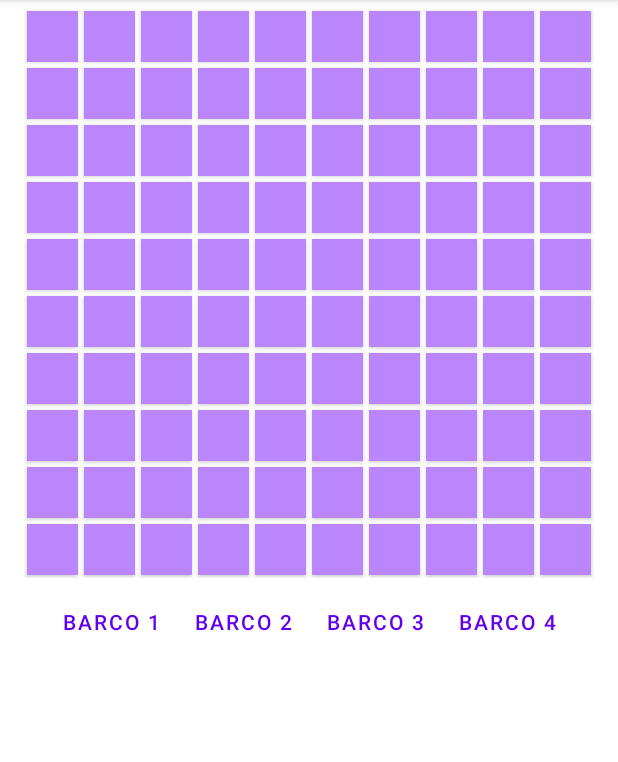
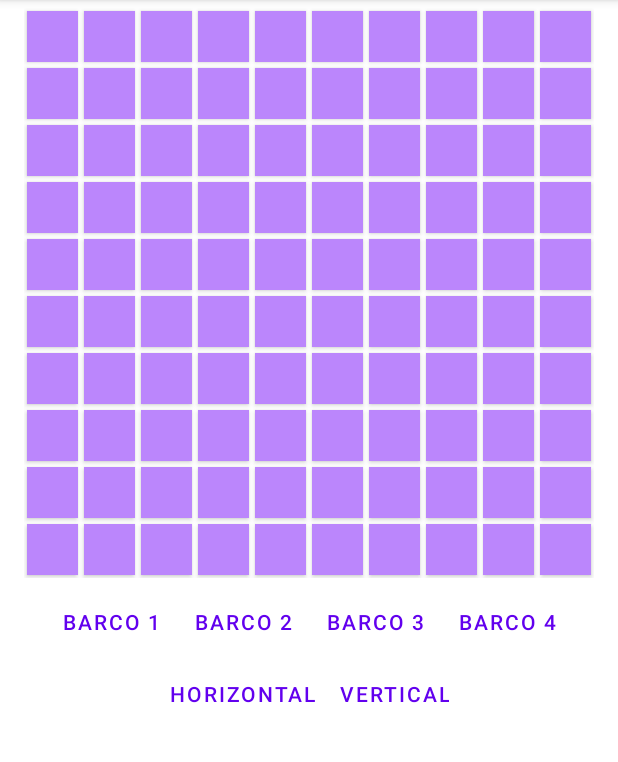
Before and after one commit to iSandro19/FloatAR, an Android app: the SinglePlayerActivity screen opened directly, with no data from a screen before it, on a phone screen of 412 x 824 dp, the part 84-846 px from its top. Run offline under Robolectric (Android 15) with nearby library versions, the phone set to English and light mode, and no system bars.

Commit message:
Update SinglePlayerActivity

```diff
--- a/src/app/src/main/java/com/floatar/SinglePlayerActivity.java
+++ b/src/app/src/main/java/com/floatar/SinglePlayerActivity.java
@@ -8,6 +8,7 @@ import android.annotation.SuppressLint;
 import android.content.Context;
 import android.content.Intent;
 import android.os.Bundle;
+import android.util.Log;
 import android.view.Menu;
 import android.view.MenuInflater;
 import android.view.View;
@@ -21,22 +22,57 @@ import java.util.List;
 public class SinglePlayerActivity extends AppCompatActivity {
     private final int[][] myBoard = new int[10][10];
     private Context mContext;
-    int numBoats, sizeBoat, orientation;
+
+    private Button boat1, boat2, boat3, boat4, horizontal, vertical;
+    int numBoats1, numBoats2, numBoats3, numBoats4, sizeBoat, orientation;
 
     @Override
     protected void onCreate(Bundle savedInstanceState) {
         super.onCreate(savedInstanceState);
         setContentView(R.layout.activity_single_player);
 
-        numBoats = 0;
-        sizeBoat = 4;
-        orientation = 1;
+        numBoats1 = 0;
+        numBoats2 = 0;
+        numBoats3 = 0;
+        numBoats4 = 0;
+        sizeBoat = 1;
+        orientation = 0;
 
         GridLayout gridLayout = findViewById(R.id.gridLayout);
         mContext = this;
         createBoard();
 
-        // Meter botones de selección de barcos y de orientación
+
+        boat1 = findViewById(R.id.but_boat_s1);
+        boat2 = findViewById(R.id.but_boat_s2);
+        boat3 = findViewById(R.id.but_boat_s3);
+        boat4 = findViewById(R.id.but_boat_s4);
+        horizontal = findViewById(R.id.but_horizontal_boat);
+        vertical = findViewById(R.id.but_vertical_boat);
+
+        View.OnClickListener sizeClickListener = v -> {
+            if (v == boat1){
+                sizeBoat = 1;
+            } else if (v == boat2) {
+                sizeBoat = 2;
+            } else if (v == boat3) {
+                sizeBoat = 3;
+            } else if (v == boat4) {
+                Log.d("dfsfdsfds", "entro en 4");
+                sizeBoat = 4;
+            } else if (v == horizontal) {
+                orientation = 0;
+            } else if (v == vertical) {
+                orientation = 1;
+            }
+        };
+
+        boat1.setOnClickListener(sizeClickListener);
+        boat2.setOnClickListener(sizeClickListener);
+        boat3.setOnClickListener(sizeClickListener);
+        boat4.setOnClickListener(sizeClickListener);
+        horizontal.setOnClickListener(sizeClickListener);
+        vertical.setOnClickListener(sizeClickListener);
 
         // OnClickListener para los botones del tablero
         View.OnClickListener buttonClickListener = v -> {
@@ -132,24 +168,40 @@ public class SinglePlayerActivity extends AppCompatActivity {
 
     private void createBoat(View v, int row, int col){
         GridLayout gridLayout = findViewById(R.id.gridLayout);
-        List<View> adjacentButtons = new ArrayList<>();
-        if (numBoats < 10){
+
+        Log.d("Barcos1: ", String.valueOf(numBoats1));
+        Log.d("Barcos2: ", String.valueOf(numBoats2));
+        Log.d("Barcos3: ", String.valueOf(numBoats3));
+        Log.d("Barcos4: ", String.valueOf(numBoats4));
+
+        if (numBoats1 < 3 && numBoats2 < 2 && numBoats3 < 3 && numBoats4 < 2){
             if (orientation == 0){
                 if (checkHorizontalBoat(row, col)){
-                    try {
+                    if(col+sizeBoat <= 10){
                         for (int j = col; j < col+sizeBoat; j++) {
                             myBoard[row][j] = 1;
                             View button = gridLayout.getChildAt(row * 10 + j);
-                            adjacentButtons.add(button);
-                        }
-                        // Cambiar el color de los botones adyacentes
-                        for (View button : adjacentButtons) {
                             button.setBackgroundColor(ContextCompat.getColor(mContext, R.color.black));
                         }
                         // Cambiar el color del botón pulsado
                         v.setBackgroundColor(ContextCompat.getColor(mContext, R.color.black));
-                        numBoats++;
-                    } catch (Exception e){
+                        switch (sizeBoat) {
+                            case 1:
+                                numBoats1++;
+                                break;
+                            case 2:
+                                numBoats2++;
+                                break;
+                            case 3:
+                                numBoats3++;
+                                break;
+                            case 4:
+                                numBoats4++;
+                                break;
+                            default:
+                                Log.d("Error", "Tamaño imposible");
+                        }
+                    } else {
                         Toast.makeText(SinglePlayerActivity.this, "Espacio insuficiente", Toast.LENGTH_SHORT).show();
                     }
                 } else {
@@ -158,21 +210,32 @@ public class SinglePlayerActivity extends AppCompatActivity {
 
             } else {
                 if (checkVerticalBoat(row, col)){
-                    try {
+                    if(row+sizeBoat <= 10){
                         for (int i = row; i < row+sizeBoat; i++) {
                             myBoard[i][col] = 1;
                             View button = gridLayout.getChildAt(i * 10 + col);
-                            adjacentButtons.add(button);
-                        }
-                        // Cambiar el color de los botones adyacentes
-                        for (View button : adjacentButtons) {
                             button.setBackgroundColor(ContextCompat.getColor(mContext, R.color.black));
                         }
 
                         // Cambiar el color del botón pulsado
                         v.setBackgroundColor(ContextCompat.getColor(mContext, R.color.black));
-                        numBoats++;
-                    } catch (Exception e){
+                        switch (sizeBoat) {
+                            case 1:
+                                numBoats1++;
+                                break;
+                            case 2:
+                                numBoats2++;
+                                break;
+                            case 3:
+                                numBoats3++;
+                                break;
+                            case 4:
+                                numBoats4++;
+                                break;
+                            default:
+                                Log.d("Error", "Tamaño imposible");
+                        }
+                    } else {
                         Toast.makeText(SinglePlayerActivity.this, "Espacio insuficiente", Toast.LENGTH_SHORT).show();
                     }
                 } else {
@@ -182,6 +245,52 @@ public class SinglePlayerActivity extends AppCompatActivity {
         } else {
             Toast.makeText(SinglePlayerActivity.this, "Demasiados barcos", Toast.LENGTH_SHORT).show();
         }
+    }
+
+    private Boolean checkHorizontalBoat(int row, int col){
+        GridLayout gridLayout = findViewById(R.id.gridLayout);
+
+        if(col > 0 && getValueFromButton(gridLayout.getChildAt(row * 10 + col - 1)) == 1) {
+            return false;
+        }
+
+        int j = col;
+
+        for (; j < Math.min(col+sizeBoat, 9); j++) {
+            if (row > 0 && row < 9 && (getValueFromButton(gridLayout.getChildAt(row * 10 + j)) == 1 || getValueFromButton(gridLayout.getChildAt((row - 1) * 10 + j)) == 1 || getValueFromButton(gridLayout.getChildAt((row + 1) * 10 + j)) == 1)) {
+                return false;
+            }
+        }
+
+        if(j < 9 && getValueFromButton(gridLayout.getChildAt(row * 10 + j)) == 1) {
+            return false;
+        }
+
+        return true;
+    }
+
+    private Boolean checkVerticalBoat(int row, int col){
+        GridLayout gridLayout = findViewById(R.id.gridLayout);
+
+        if (row > 0 && getValueFromButton(gridLayout.getChildAt((row - 1) * 10 + col)) == 1){
+            return false;
+        }
+
+        int i = row;
+
+        for (; i < Math.min(row+sizeBoat, 9); i++) {
+            if (col > 0 && col < 9 && (getValueFromButton(gridLayout.getChildAt(i * 10 + col)) == 1 || getValueFromButton(gridLayout.getChildAt(i * 10 + col - 1)) == 1 || getValueFromButton(gridLayout.getChildAt(i * 10 + col + 1)) == 1)) {
+                return false;
+            }
+        }
+
+
+        if (i < 9 && getValueFromButton(gridLayout.getChildAt(i * 10 + col)) == 1){
+            Log.d("choco", String.valueOf((i+1)));
+            return false;
+        }
+
+        return true;
     }
 
     private List<View> getAdjacentButtons(int row, int col) {
@@ -249,60 +358,38 @@ public class SinglePlayerActivity extends AppCompatActivity {
         return myBoard[row][col];
     }
 
-    private void deleteBoat(View v ,int row, int col){ ///////////Propagar la eliminación/////////
-        // Cambiar los valores de myBoard a 0 y cambiar los colores de los botones correspondientes
+    private void deleteBoat(View v ,int row, int col){
         myBoard[row][col] = 0;
         v.setBackgroundColor(ContextCompat.getColor(mContext, R.color.purple_200));
 
         List<View> adjacentButtons = getAdjacentButtons(row, col);
+        int i = 1;
         for (View button : adjacentButtons) {
             String tag = (String) button.getTag();
             int adjRow = Integer.parseInt(tag.split("_")[1]);
             int adjCol = Integer.parseInt(tag.split("_")[2]);
             myBoard[adjRow][adjCol] = 0;
             button.setBackgroundColor(ContextCompat.getColor(mContext, R.color.purple_200));
+            i++;
         }
-        numBoats--;
-    }
 
-    private Boolean checkHorizontalBoat(int row, int col){
-        return true;
-    }
+        Log.d("Tamaño: ", String.valueOf(i));
 
-    private Boolean checkVerticalBoat(int row, int col){
-        return true;
-    }
-
-    /*
-    private Boolean checkPositions(int row, int col){
-
-        // Comprobar si ya se han seleccionado los 10 barcos
-        if (numBoats < 10) {
-            // Comprobar si la casilla seleccionada es adyacente a otra casilla previamente seleccionada
-            checkAdjacency(row, col);
-
-            if (checkValidBoat(row, col)){
-                return true;
-            } else {
-                Toast.makeText(SinglePlayerActivity.this, "Barco no válido", Toast.LENGTH_SHORT).show();
-                return false;
-            }
-        } else {
-
+        switch (sizeBoat) {
+            case 1:
+                numBoats1--;
+                break;
+            case 2:
+                numBoats2--;
+                break;
+            case 3:
+                numBoats3--;
+                break;
+            case 4:
+                numBoats4--;
+                break;
+            default:
+                Log.d("Error", "Tamaño imposible");
         }
     }
-
-    private void checkMarkedBoats(int row, int col){
-
-        for (int i = 0; i < myBoard.length; i++) {
-            for (int j = 0; j < myBoard[i].length; j++) {
-                if (myBoard[i][j] == 1) {
-                    if ((row == i && Math.abs(col - j) == 1) || (col == j && Math.abs(row - i) == 1)) {
-                        Log.d("Adyaciencia", "Adyacente");
-                        numBoats++;
-                    }
-                }
-            }
-        }
-    }*/
 }
--- a/src/app/src/main/res/layout/activity_single_player.xml
+++ b/src/app/src/main/res/layout/activity_single_player.xml
@@ -19,39 +19,59 @@
 
     <LinearLayout
         android:layout_width="match_parent"
-        android:layout_height="match_parent"
+        android:layout_height="wrap_content"
         android:layout_gravity="center"
         android:gravity="center|top"
         android:orientation="horizontal">
 
         <Button
             android:id="@+id/but_boat_s1"
+            style="?android:attr/buttonBarButtonStyle"
             android:layout_width="wrap_content"
             android:layout_height="wrap_content"
-            android:text="@string/but_boat_s1"
+            android:text="@string/but_boat_s1" />
+
+        <Button
+            android:id="@+id/but_boat_s2"
+            style="?android:attr/buttonBarButtonStyle"
+            android:layout_width="wrap_content"
+            android:layout_height="wrap_content"
+            android:text="@string/but_boat_s2" />
+
+        <Button
+            android:id="@+id/but_boat_s3"
+            style="?android:attr/buttonBarButtonStyle"
+            android:layout_width="wrap_content"
+            android:layout_height="wrap_content"
+            android:text="@string/but_boat_s3" />
+
+        <Button
+            android:id="@+id/but_boat_s4"
+            style="?android:attr/buttonBarButtonStyle"
+            android:layout_width="wrap_content"
+            android:layout_height="wrap_content"
+            android:text="@string/but_boat_s4" />
+    </LinearLayout>
+
+    <LinearLayout
+        android:layout_width="match_parent"
+        android:layout_height="match_parent"
+        android:layout_gravity="center"
+        android:gravity="center|top"
+        android:orientation="horizontal">
+        <Button
+            android:id="@+id/but_horizontal_boat"
+            android:layout_width="wrap_content"
+            android:layout_height="wrap_content"
+            android:text="@string/but_horizontal_boat"
             style="?android:attr/buttonBarButtonStyle" />
 
         <Button
-            android:id="@+id/but_boat_s2"
+            android:id="@+id/but_vertical_boat"
             android:layout_width="wrap_content"
             android:layout_height="wrap_content"
-            android:text="@string/but_boat_s2"
+            android:text="@string/but_vertical_boat"
             style="?android:attr/buttonBarButtonStyle" />
-
-        <Button
-            android:id="@+id/but_boat_s3"
-            android:layout_width="wrap_content"
-            android:layout_height="wrap_content"
-            android:text="@string/but_boat_s3"
-            style="?android:attr/buttonBarButtonStyle" />
-
-        <Button
-            android:id="@+id/but_boat_s4"
-            android:layout_width="wrap_content"
-            android:layout_height="wrap_content"
-            android:text="@string/but_boat_s4"
-            style="?android:attr/buttonBarButtonStyle" />
-
     </LinearLayout>
 
 </LinearLayout>
--- a/src/app/src/main/res/values/strings.xml
+++ b/src/app/src/main/res/values/strings.xml
@@ -24,6 +24,8 @@
     <string name="but_boat_s2">Barco 2</string>
     <string name="but_boat_s3">Barco 3</string>
     <string name="but_boat_s4">Barco 4</string>
+    <string name="but_horizontal_boat">Horizontal</string>
+    <string name="but_vertical_boat">Vertical</string>
 
     <!-- Strings related to the settings activity -->
     <string name="settings_title">Configuración</string>
```
